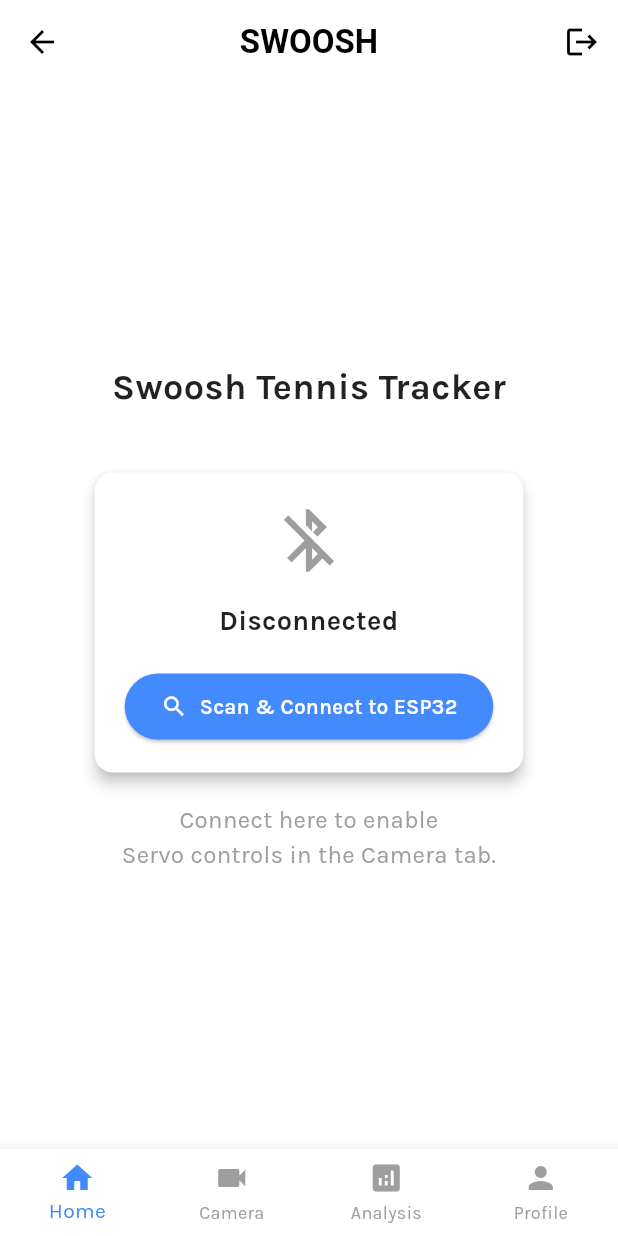
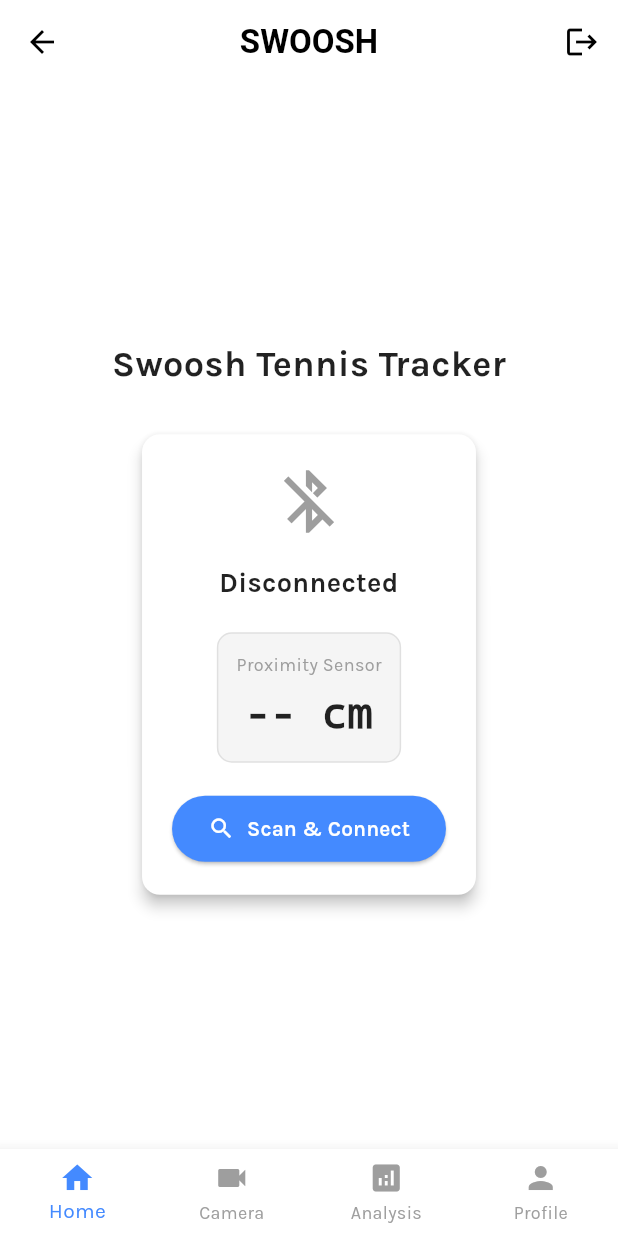
Before and after one commit to DanielEshel/swoosh, a Flutter app: the AppShell screen opened by its route, on a phone screen of 412 x 824 dp. Run offline on Flutter 3.47's test engine with Material 3 defaults, Android fonts, the phone set to English and light mode, and no system bars; our stand-ins replace camera, cloud_firestore, firebase_auth, firebase_core, firebase_database, firebase_storage and 3 more; missing offline and left inert: firebase_app_check, flutter_reactive_ble, tflite_flutter; accounts and stored records are empty; Roboto replaces fonts that are missing (Monda).

Commit message:
added proximity sensor for some reason

```diff
--- a/lib/pages/home_tab.dart
+++ b/lib/pages/home_tab.dart
@@ -1,9 +1,12 @@
+// lib/pages/home_tab.dart
+
 import 'package:flutter/material.dart';
 
 class HomeTab extends StatelessWidget {
   final String btStatus;
   final bool isScanning;
   final bool isConnected;
+  final String sensorDistance; // Receive data
   final VoidCallback onConnect;
   final VoidCallback onDisconnect;
 
@@ -12,6 +15,7 @@
     required this.btStatus,
     required this.isScanning,
     required this.isConnected,
+    required this.sensorDistance,
     required this.onConnect,
     required this.onDisconnect,
   });
@@ -26,8 +30,7 @@
             'Swoosh Tennis Tracker',
             style: TextStyle(fontSize: 24, fontWeight: FontWeight.bold),
           ),
-          const SizedBox(height: 40),
-
+          const SizedBox(height: 30),
           Card(
             margin: const EdgeInsets.symmetric(horizontal: 24),
             elevation: 4,
@@ -57,6 +60,33 @@
 
                   const SizedBox(height: 20),
 
+                  // --- NEW SENSOR DISPLAY ---
+                  Container(
+                    padding: const EdgeInsets.all(12),
+                    decoration: BoxDecoration(
+                      color: Colors.grey.shade100,
+                      borderRadius: BorderRadius.circular(10),
+                      border: Border.all(color: Colors.grey.shade300),
+                    ),
+                    child: Column(
+                      children: [
+                        const Text("Proximity Sensor",
+                            style: TextStyle(fontSize: 12, color: Colors.grey)),
+                        const SizedBox(height: 4),
+                        Text(
+                          "$sensorDistance cm",
+                          style: const TextStyle(
+                              fontSize: 28,
+                              fontWeight: FontWeight.bold,
+                              fontFamily: 'Monospace'),
+                        ),
+                      ],
+                    ),
+                  ),
+                  // --------------------------
+
+                  const SizedBox(height: 20),
+
                   if (isScanning)
                     const CircularProgressIndicator()
                   else
@@ -70,20 +100,12 @@
                             horizontal: 24, vertical: 12),
                       ),
                       icon: Icon(isConnected ? Icons.close : Icons.search),
-                      label: Text(isConnected
-                          ? "Disconnect from ESP32"
-                          : "Scan & Connect to ESP32"),
+                      label:
+                          Text(isConnected ? "Disconnect" : "Scan & Connect"),
                     ),
                 ],
               ),
             ),
-          ),
-
-          const SizedBox(height: 20),
-          const Text(
-            "Connect here to enable\nServo controls in the Camera tab.",
-            textAlign: TextAlign.center,
-            style: TextStyle(color: Colors.grey),
           ),
         ],
       ),
--- a/lib/shell/app_shell.dart
+++ b/lib/shell/app_shell.dart
@@ -1,6 +1,8 @@
+// lib/shell/app_shell.dart
+
 import 'dart:async';
 import 'dart:io';
-
+import 'dart:convert'; // Import for utf8 decoding
 import 'package:flutter/material.dart';
 import 'package:firebase_auth/firebase_auth.dart';
 import 'package:permission_handler/permission_handler.dart';
@@ -18,27 +20,28 @@
 class _AppShellState extends State<AppShell> {
   int _selectedIndex = 0;
 
-  // BLE client
   final FlutterReactiveBle _ble = FlutterReactiveBle();
 
-  // BLE state
   String _btStatus = "Disconnected";
   bool _isScanning = false;
   bool _isConnected = false;
   String? _deviceId;
 
-  // BLE UUIDs (must match ESP32 NimBLE code)
+  // New variable for sensor data
+  String _sensorDistance = "--";
+
+  // BLE UUIDs
   final Uuid _serviceUuid = Uuid.parse("12345678-1234-1234-1234-1234567890ab");
-  final Uuid _charUuid = Uuid.parse("12345678-1234-1234-1234-1234567890ac");
+  final Uuid _charUuidRx =
+      Uuid.parse("12345678-1234-1234-1234-1234567890ac"); // Write
+  final Uuid _charUuidTx =
+      Uuid.parse("12345678-1234-1234-1234-1234567890ad"); // Read/Notify (New)
 
   StreamSubscription<DiscoveredDevice>? _scanSub;
   StreamSubscription<ConnectionStateUpdate>? _connSub;
+  StreamSubscription<List<int>>? _sensorSub; // Subscription for sensor data
 
-  // ----------------------------------------------------------
-  // Scan & connect to SwooshESP32
-  // ----------------------------------------------------------
   Future<void> scanAndConnect() async {
-    // Android runtime permissions
     if (Platform.isAndroid) {
       await [
         Permission.bluetoothScan,
@@ -56,14 +59,9 @@
       withServices: [_serviceUuid],
       scanMode: ScanMode.lowLatency,
     ).listen((device) async {
-      // Debug
-      // print("Found: ${device.name} (${device.id})");
-
       if (device.name == "SwooshESP32") {
-        // Stop scanning once we find the ESP
         await _scanSub?.cancel();
         setState(() => _isScanning = false);
-
         await _connectToDevice(device.id);
       }
     }, onError: (e) {
@@ -74,108 +72,101 @@
     });
   }
 
-  // ----------------------------------------------------------
-  // Connect to device by id
-  // ----------------------------------------------------------
   Future<void> _connectToDevice(String deviceId) async {
     setState(() => _btStatus = "Connecting...");
-
     _deviceId = deviceId;
 
-    // connectToDevice returns a stream; cancelling it triggers disconnect
     _connSub = _ble
         .connectToDevice(
       id: deviceId,
       connectionTimeout: const Duration(seconds: 6),
     )
         .listen((update) {
-      // print("BLE state: ${update.connectionState}");
-
       if (update.connectionState == DeviceConnectionState.connected) {
         setState(() {
           _isConnected = true;
           _btStatus = "Connected";
         });
+
+        // Start listening to sensor immediately after connection
+        _subscribeToSensor(deviceId);
       } else if (update.connectionState == DeviceConnectionState.disconnected) {
-        setState(() {
-          _isConnected = false;
-          _btStatus = "Disconnected";
-          _deviceId = null;
-        });
+        _disconnect();
       }
     }, onError: (e) {
-      setState(() {
-        _btStatus = "Connection Failed";
-        _isConnected = false;
-      });
+      _disconnect();
     });
   }
 
-  // ----------------------------------------------------------
-  // Send servo command: "0", "1", "2", ...
-  // ----------------------------------------------------------
+  // LISTEN TO SENSOR DATA
+  void _subscribeToSensor(String deviceId) {
+    final characteristic = QualifiedCharacteristic(
+      deviceId: deviceId,
+      serviceId: _serviceUuid,
+      characteristicId: _charUuidTx,
+    );
+
+    _sensorSub = _ble.subscribeToCharacteristic(characteristic).listen((data) {
+      // Decode bytes to string
+      final distStr = utf8.decode(data);
+      if (mounted) {
+        setState(() {
+          _sensorDistance = distStr;
+        });
+      }
+    }, onError: (dynamic error) {
+      // Handle error
+    });
+  }
+
   Future<void> sendServoCommand(String cmd) async {
     if (_deviceId == null) return;
-
     final characteristic = QualifiedCharacteristic(
       deviceId: _deviceId!,
       serviceId: _serviceUuid,
-      characteristicId: _charUuid,
+      characteristicId: _charUuidRx,
     );
-
     try {
       await _ble.writeCharacteristicWithResponse(
         characteristic,
         value: cmd.codeUnits,
       );
-      // print("Sent command: $cmd");
     } catch (e) {
       // print("Write error: $e");
     }
   }
 
-  // ----------------------------------------------------------
-  // Disconnect (by cancelling connection stream)
-  // ----------------------------------------------------------
   void _disconnect() {
+    _scanSub?.cancel();
     _connSub?.cancel();
-    _connSub = null;
+    _sensorSub?.cancel(); // Cancel sensor subscription
 
     setState(() {
       _isConnected = false;
       _btStatus = "Disconnected";
       _deviceId = null;
+      _sensorDistance = "--";
     });
   }
 
-  // ----------------------------------------------------------
-  // UI
-  // ----------------------------------------------------------
   @override
   Widget build(BuildContext context) {
     final List<Widget> pages = [
-      // 1. HOME TAB (controls BLE connection)
       HomeTab(
         btStatus: _btStatus,
         isScanning: _isScanning,
         isConnected: _isConnected,
+        sensorDistance: _sensorDistance, // Pass data to UI
         onConnect: scanAndConnect,
         onDisconnect: _disconnect,
       ),
-
-      // 2. CAMERA TAB (sends servo commands over BLE)
       CameraPage(
         onSendCommand: sendServoCommand,
-        isConnected: _isConnected, // <— ADD THIS
+        isConnected: _isConnected,
       ),
-
-      // 3. Analytics
       const Center(
-        child: Text("Analytics Page", style: TextStyle(fontSize: 22)),
-      ),
-
-      // 4. Profile
-      const ProfilePage(), //
+          child: Text("Analytics Page", style: TextStyle(fontSize: 22))),
+      const ProfilePage(),
     ];
 
     return Scaffold(
@@ -186,13 +177,10 @@
           IconButton(
             icon: const Icon(Icons.logout),
             onPressed: () async {
-              _disconnect(); // drop BLE connection
+              _disconnect();
               final navigator = Navigator.of(context);
               await FirebaseAuth.instance.signOut();
-              navigator.pushNamedAndRemoveUntil(
-                '/welcome',
-                (route) => false,
-              );
+              navigator.pushNamedAndRemoveUntil('/welcome', (route) => false);
             },
           ),
         ],
@@ -219,6 +207,7 @@
   void dispose() {
     _scanSub?.cancel();
     _connSub?.cancel();
+    _sensorSub?.cancel();
     super.dispose();
   }
 }
```
